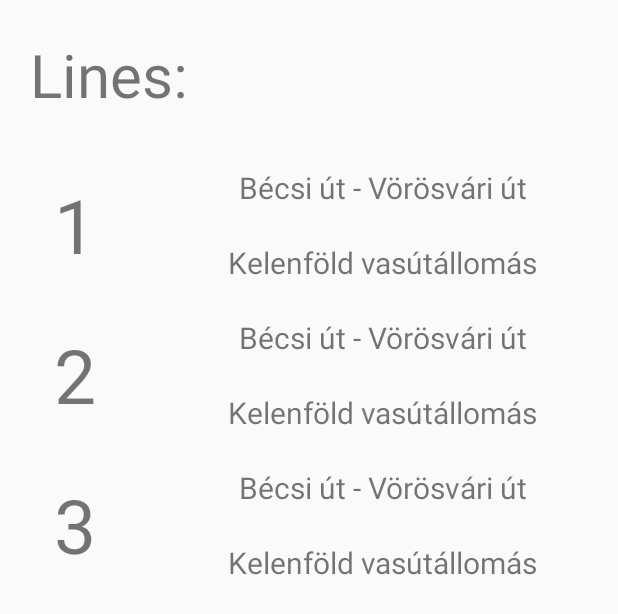
After one commit to FarkaschZoltan/buspal, an Android app: the layout lines.xml on its own in the app's theme, with its tools: preview values and no code run, on a phone screen of 412 x 824 dp. The commit adds this screen. Shown: the top 614 px of the screen. Run offline under Robolectric (Android 15) with nearby library versions, the phone set to English and light mode, and no system bars.

Commit message:
UI design - Lines

```diff
--- a/app/app/build.gradle
+++ b/app/app/build.gradle
@@ -30,6 +30,7 @@ dependencies {
     implementation 'androidx.navigation:navigation-fragment:2.1.0'
     implementation 'androidx.navigation:navigation-ui:2.1.0'
     implementation files('libs\\mysql-connector-java-8.0.21.jar')
+    implementation 'androidx.gridlayout:gridlayout:1.0.0'
     testImplementation 'junit:junit:4.12'
     androidTestImplementation 'androidx.test.ext:junit:1.1.1'
     androidTestImplementation 'androidx.test.espresso:espresso-core:3.2.0'
--- a/app/app/src/main/res/layout/activity_main.xml
+++ b/app/app/src/main/res/layout/activity_main.xml
@@ -1,5 +1,5 @@
 <?xml version="1.0" encoding="utf-8"?>
-<androidx.coordinatorlayout.widget.CoordinatorLayout xmlns:android="http://schemas.android.com/apk/res/android"
+<RelativeLayout xmlns:android="http://schemas.android.com/apk/res/android"
     xmlns:app="http://schemas.android.com/apk/res-auto"
     xmlns:tools="http://schemas.android.com/tools"
     android:layout_width="match_parent"
@@ -47,4 +47,4 @@
 
     </LinearLayout>
 
-</androidx.coordinatorlayout.widget.CoordinatorLayout>
+</RelativeLayout>
--- /dev/null
+++ b/app/app/src/main/res/layout/lines.xml
@@ -0,0 +1,126 @@
+<?xml version="1.0" encoding="utf-8"?>
+<RelativeLayout xmlns:android="http://schemas.android.com/apk/res/android"
+    xmlns:app="http://schemas.android.com/apk/res-auto"
+    xmlns:tools="http://schemas.android.com/tools"
+
+
+    android:layout_width="match_parent"
+    android:layout_height="match_parent"
+    android:orientation="vertical">
+
+
+    <TextView
+        android:id="@+id/lines"
+        android:layout_width="match_parent"
+        android:layout_height="100dp"
+        android:gravity="center"
+        android:paddingLeft="20dp"
+        android:text="Lines:"
+        android:textAlignment="textStart"
+        android:textSize="40dp" />
+
+
+    <!-- 1 -->
+    <TextView
+        android:id="@+id/_1_e"
+
+        android:layout_width="310dp"
+        android:layout_height="50dp"
+        android:layout_below="@id/_1_s"
+        android:layout_toRightOf="@id/_1"
+        android:gravity="center"
+        android:text="Kelenföld vasútállomás"
+        android:textAlignment="center"
+        android:textSize="20dp" />
+
+    <TextView
+        android:id="@+id/_1_s"
+        android:layout_width="310dp"
+        android:layout_height="50dp"
+        android:layout_below="@id/lines"
+        android:layout_toRightOf="@id/_1"
+        android:gravity="center"
+        android:text="Bécsi út - Vörösvári út"
+        android:textAlignment="center"
+        android:textSize="20dp" />
+
+    <TextView
+        android:id="@+id/_1"
+        android:layout_width="100dp"
+        android:layout_height="100dp"
+        android:layout_below="@id/lines"
+        android:gravity="center"
+        android:text="1"
+        android:textAlignment="center"
+        android:textSize="50dp" />
+
+    <!-- 2 -->
+    <TextView
+        android:id="@+id/_2"
+        android:layout_width="100dp"
+        android:layout_height="100dp"
+        android:layout_below="@id/_1"
+        android:gravity="center"
+        android:text="2"
+        android:textAlignment="center"
+        android:textSize="50dp" />
+
+    <TextView
+        android:id="@+id/_1_s2"
+        android:layout_width="310dp"
+        android:layout_height="50dp"
+        android:layout_below="@id/_1_e"
+        android:layout_toRightOf="@id/_2"
+        android:gravity="center"
+        android:text="Bécsi út - Vörösvári út"
+        android:textAlignment="center"
+        android:textSize="20dp" />
+
+    <TextView
+        android:id="@+id/_1_e2"
+
+        android:layout_width="310dp"
+        android:layout_height="50dp"
+        android:layout_below="@id/_1_s2"
+        android:layout_toRightOf="@id/_1"
+        android:gravity="center"
+        android:text="Kelenföld vasútállomás"
+        android:textAlignment="center"
+        android:textSize="20dp" />
+
+    <!-- 3 -->
+    <TextView
+        android:id="@+id/_3"
+        android:layout_width="100dp"
+        android:layout_height="100dp"
+        android:layout_below="@id/_2"
+        android:gravity="center"
+        android:text="3"
+        android:textAlignment="center"
+        android:textSize="50dp" />
+
+    <TextView
+        android:id="@+id/_1_s3"
+        android:layout_width="310dp"
+        android:layout_height="50dp"
+        android:layout_below="@id/_1_e2"
+        android:layout_toRightOf="@id/_2"
+        android:gravity="center"
+        android:text="Bécsi út - Vörösvári út"
+        android:textAlignment="center"
+        android:textSize="20dp" />
+
+    <TextView
+        android:id="@+id/_1_e3"
+
+        android:layout_width="310dp"
+        android:layout_height="50dp"
+        android:layout_below="@id/_1_s3"
+        android:layout_toRightOf="@id/_1"
+        android:gravity="center"
+        android:text="Kelenföld vasútállomás"
+        android:textAlignment="center"
+        android:textSize="20dp" />
+    <!-- ... -->
+
+</RelativeLayout>
```
Also changed, not shown: 1 other file.
